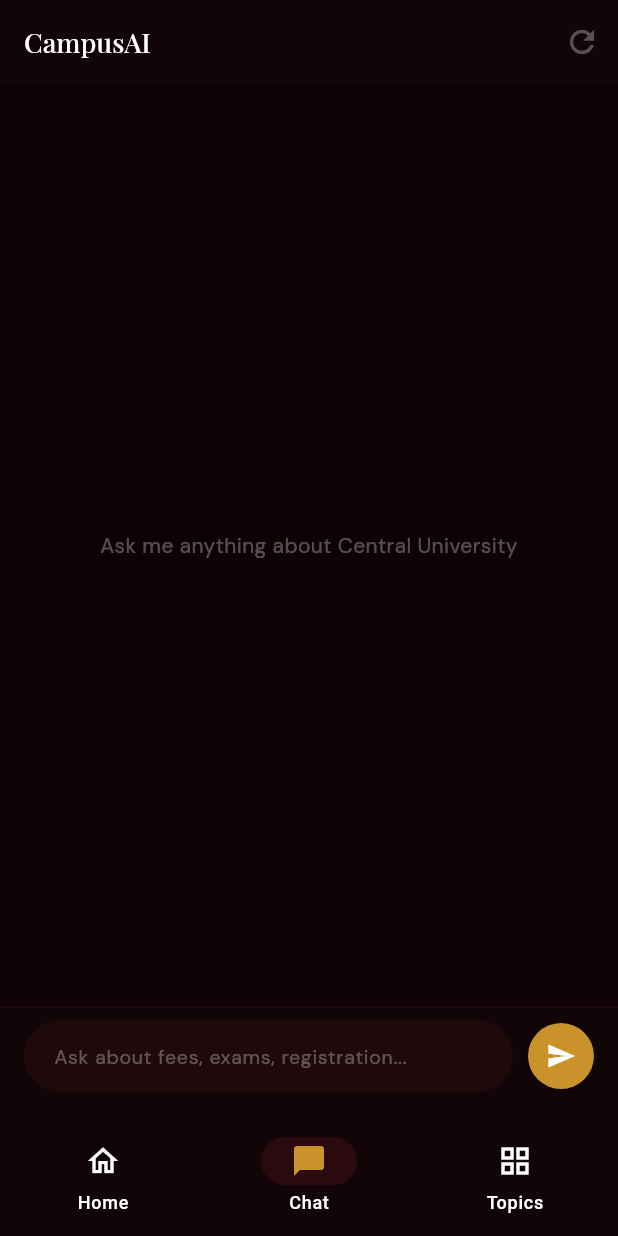
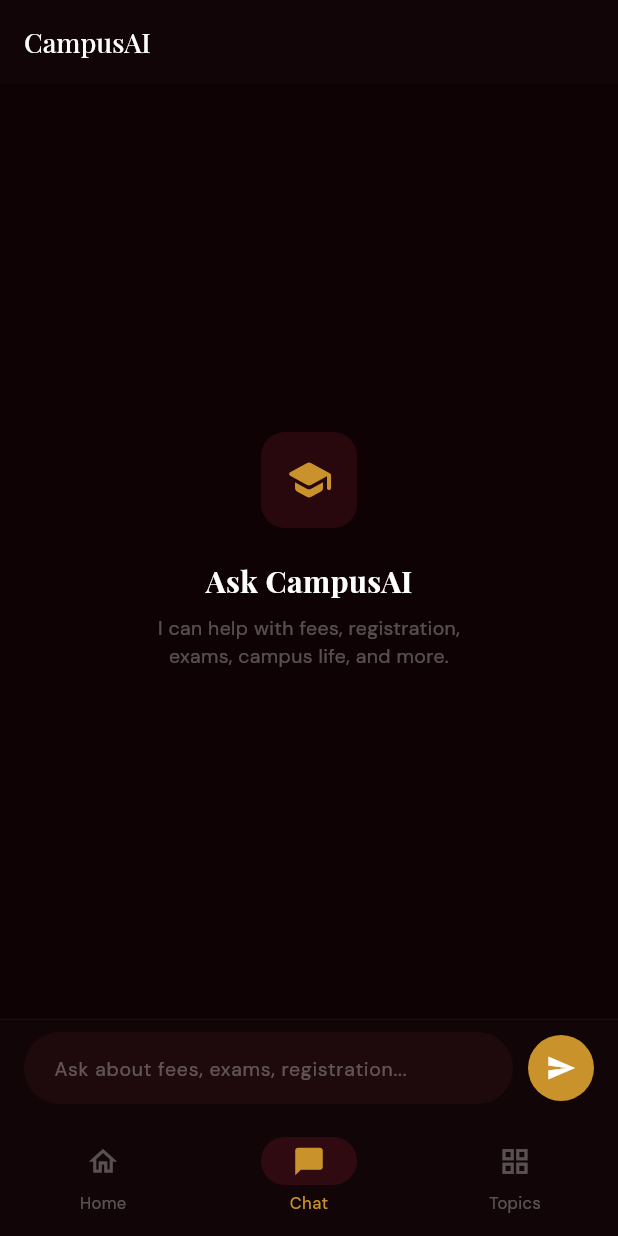
Before and after one commit to litoguy/ciren_submission, a Flutter app: the screen it shows after launch, after a tap on "Ask CampusAI anything...", on a phone screen of 412 x 824 dp. Run offline on Flutter 3.47's test engine with Material 3 defaults, Android fonts, the phone set to English and light mode, and no system bars; our stand-ins replace flutter_animate, flutter_dotenv, flutter_riverpod, go_router, google_fonts, shared_preferences; network calls fail.

Commit message:
refactor: apply final UI polish to navigation, chat empty state, and home animations

```diff
--- a/app/lib/features/chat/chat_screen.dart
+++ b/app/lib/features/chat/chat_screen.dart
@@ -62,25 +62,24 @@ class _ChatScreenState extends ConsumerState<ChatScreen> {
       backgroundColor: AppColors.background,
       appBar: AppBar(
         backgroundColor: AppColors.surface,
+        surfaceTintColor: Colors.transparent,
         title: Text('CampusAI',
           style: GoogleFonts.playfairDisplay(color: AppColors.textPrimary, fontSize: 18)),
         actions: [
+          if (messages.isNotEmpty)
             IconButton(
-            icon: const Icon(Icons.refresh, color: AppColors.textMuted),
+              icon: const Icon(Icons.delete_outline, color: AppColors.textMuted),
               onPressed: () => ref.read(chatProvider.notifier).clear(),
               tooltip: 'Clear chat',
             ),
         ],
       ),
-      body: Column(children: [
+      body: SafeArea(
+        child: Column(children: [
           // Messages list
           Expanded(
             child: messages.isEmpty
-            ? Center(child: Text(
-                'Ask me anything about Central University',
-                style: GoogleFonts.dmSans(color: AppColors.textMuted, fontSize: 14),
-                textAlign: TextAlign.center,
-              ))
+              ? _EmptyState()
               : ListView.builder(
                   controller: _scroll,
                   padding: const EdgeInsets.all(16),
@@ -94,8 +93,38 @@ class _ChatScreenState extends ConsumerState<ChatScreen> {
           // Input row
           _InputRow(controller: _controller, onSend: _send),
         ]),
+      ),
     );
   }
+}
+
+class _EmptyState extends StatelessWidget {
+  @override
+  Widget build(BuildContext context) => Center(
+    child: Padding(
+      padding: const EdgeInsets.all(32),
+      child: Column(mainAxisAlignment: MainAxisAlignment.center, children: [
+        Container(
+          width: 64, height: 64,
+          decoration: BoxDecoration(
+            color: AppColors.primary.withOpacity(0.2),
+            borderRadius: BorderRadius.circular(16),
+          ),
+          child: const Icon(Icons.school_rounded, color: AppColors.gold, size: 32),
+        ),
+        const SizedBox(height: 20),
+        Text('Ask CampusAI',
+          style: GoogleFonts.playfairDisplay(
+            color: AppColors.textPrimary, fontSize: 20, fontWeight: FontWeight.w700)),
+        const SizedBox(height: 8),
+        Text(
+          'I can help with fees, registration,\nexams, campus life, and more.',
+          style: GoogleFonts.dmSans(color: AppColors.textMuted, fontSize: 13, height: 1.5),
+          textAlign: TextAlign.center,
+        ),
+      ]),
+    ),
+  );
 }
 
 class _MessageBubble extends StatelessWidget {
@@ -188,7 +217,7 @@ class _InputRow extends StatelessWidget {
 
   @override
   Widget build(BuildContext context) => Container(
-    padding: const EdgeInsets.fromLTRB(16, 8, 16, 16),
+    padding: EdgeInsets.fromLTRB(16, 8, 16, MediaQuery.of(context).padding.bottom + 8),
     decoration: const BoxDecoration(
       color: AppColors.surface,
       border: Border(top: BorderSide(color: AppColors.cardIcon)),
--- a/app/lib/features/home/home_screen.dart
+++ b/app/lib/features/home/home_screen.dart
@@ -2,6 +2,7 @@ import 'package:flutter/material.dart';
 import 'package:flutter_riverpod/flutter_riverpod.dart';
 import 'package:go_router/go_router.dart';
 import 'package:google_fonts/google_fonts.dart';
+import 'package:flutter_animate/flutter_animate.dart';
 import 'package:campus_ai/core/theme/app_theme.dart';
 import 'package:campus_ai/providers/topics_provider.dart';
 import 'package:campus_ai/services/storage_service.dart';
@@ -46,7 +47,11 @@ class HomeScreen extends ConsumerWidget {
                     color: AppColors.textSecondary, fontSize: 22)),
                 Text(name, style: GoogleFonts.playfairDisplay(
                   color: AppColors.textPrimary, fontSize: 36, fontWeight: FontWeight.w700)),
-              ]),
+                const SizedBox(height: 8),
+                Text('Your AI campus guide',
+                  style: GoogleFonts.dmSans(color: AppColors.gold, fontSize: 13,
+                    fontWeight: FontWeight.w500)),
+              ]).animate().fadeIn(duration: 500.ms).slideY(begin: 0.15),
             ),
             const Spacer(),
             // Bottom sheet content
@@ -57,16 +62,23 @@ class HomeScreen extends ConsumerWidget {
               ),
               child: Column(crossAxisAlignment: CrossAxisAlignment.start,
                 children: [
-                  const SizedBox(height: 16),
+                  const SizedBox(height: 20),
                   Padding(padding: const EdgeInsets.symmetric(horizontal: 20),
-                    child: Text('Quick Topics',
+                    child: Text('QUICK TOPICS',
                       style: GoogleFonts.dmSans(color: AppColors.textMuted,
-                        fontSize: 11, letterSpacing: 1))),
-                  const SizedBox(height: 10),
+                        fontSize: 11, letterSpacing: 1.2, fontWeight: FontWeight.w500))),
+                  const SizedBox(height: 12),
                   // Topics horizontal scroll
                   SizedBox(height: 90, child: topicsAsync.when(
-                    loading: () => const Center(child: CircularProgressIndicator(color: AppColors.gold)),
-                    error: (_, __) => const SizedBox.shrink(),
+                    loading: () => const Center(
+                      child: CircularProgressIndicator(color: AppColors.gold, strokeWidth: 2)),
+                    error: (_, __) => Center(
+                      child: TextButton.icon(
+                        onPressed: () => ref.invalidate(topicsProvider),
+                        icon: const Icon(Icons.refresh, color: AppColors.gold, size: 18),
+                        label: Text('Retry', style: GoogleFonts.dmSans(color: AppColors.gold)),
+                      ),
+                    ),
                     data: (topics) => ListView.separated(
                       scrollDirection: Axis.horizontal,
                       padding: const EdgeInsets.symmetric(horizontal: 20),
--- a/app/lib/features/shell/scaffold_with_nav.dart
+++ b/app/lib/features/shell/scaffold_with_nav.dart
@@ -1,5 +1,6 @@
 import 'package:flutter/material.dart';
 import 'package:go_router/go_router.dart';
+import 'package:google_fonts/google_fonts.dart';
 import 'package:campus_ai/core/theme/app_theme.dart';
 
 class ScaffoldWithNav extends StatelessWidget {
@@ -20,9 +21,29 @@ class ScaffoldWithNav extends StatelessWidget {
     return Scaffold(
       backgroundColor: AppColors.background,
       body: child,
-      bottomNavigationBar: NavigationBar(
+      bottomNavigationBar: Theme(
+        data: Theme.of(context).copyWith(
+          navigationBarTheme: NavigationBarThemeData(
             backgroundColor: AppColors.surface,
-        indicatorColor: AppColors.primary.withOpacity(0.2),
+            indicatorColor: AppColors.primary.withOpacity(0.25),
+            surfaceTintColor: Colors.transparent,
+            labelTextStyle: WidgetStateProperty.resolveWith((states) {
+              if (states.contains(WidgetState.selected)) {
+                return GoogleFonts.dmSans(
+                  color: AppColors.gold, fontSize: 11, fontWeight: FontWeight.w500);
+              }
+              return GoogleFonts.dmSans(
+                color: AppColors.textMuted, fontSize: 11, fontWeight: FontWeight.w400);
+            }),
+            iconTheme: WidgetStateProperty.resolveWith((states) {
+              if (states.contains(WidgetState.selected)) {
+                return const IconThemeData(color: AppColors.gold, size: 22);
+              }
+              return const IconThemeData(color: AppColors.textMuted, size: 22);
+            }),
+          ),
+        ),
+        child: NavigationBar(
           selectedIndex: idx,
           onDestinationSelected: (i) {
             switch (i) {
@@ -32,13 +53,23 @@ class ScaffoldWithNav extends StatelessWidget {
             }
           },
           destinations: const [
-          NavigationDestination(icon: Icon(Icons.home_outlined),
-            selectedIcon: Icon(Icons.home, color: AppColors.gold), label: 'Home'),
-          NavigationDestination(icon: Icon(Icons.chat_bubble_outline),
-            selectedIcon: Icon(Icons.chat_bubble, color: AppColors.gold), label: 'Chat'),
-          NavigationDestination(icon: Icon(Icons.grid_view_outlined),
-            selectedIcon: Icon(Icons.grid_view, color: AppColors.gold), label: 'Topics'),
+            NavigationDestination(
+              icon: Icon(Icons.home_outlined),
+              selectedIcon: Icon(Icons.home),
+              label: 'Home',
+            ),
+            NavigationDestination(
+              icon: Icon(Icons.chat_bubble_outline),
+              selectedIcon: Icon(Icons.chat_bubble),
+              label: 'Chat',
+            ),
+            NavigationDestination(
+              icon: Icon(Icons.grid_view_outlined),
+              selectedIcon: Icon(Icons.grid_view),
+              label: 'Topics',
+            ),
           ],
+        ),
       ),
     );
   }
```
Also changed, not shown: app/lib/features/topics/topics_screen.dart (+56 -13 lines), 1 other file. Lines whose indentation alone changed are shown as unchanged.
